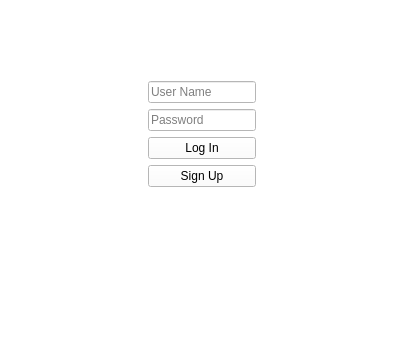
This is LogInWindow.ui in Tomkode/RedditClone as Qt 5 draws it before an edit. The edited form follows.
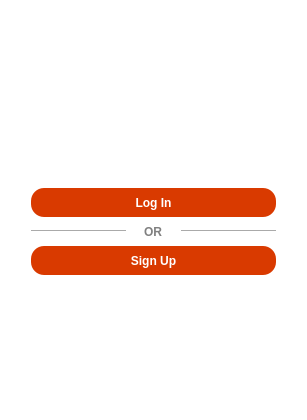
This is the edited form. Icons and pictures are not drawn.

```diff
--- a/LogInWindow.ui
+++ b/LogInWindow.ui
@@ -6,14 +6,20 @@
    <rect>
     <x>0</x>
     <y>0</y>
-    <width>404</width>
-    <height>356</height>
+    <width>307</width>
+    <height>420</height>
    </rect>
   </property>
   <property name="minimumSize">
    <size>
-    <width>400</width>
-    <height>300</height>
+    <width>307</width>
+    <height>420</height>
+   </size>
+  </property>
+  <property name="maximumSize">
+   <size>
+    <width>307</width>
+    <height>420</height>
    </size>
   </property>
   <property name="windowTitle">
@@ -23,7 +29,7 @@
    <string notr="true">background-color: rgb(255, 255, 255);</string>
   </property>
   <widget class="QWidget" name="centralWidget">
-   <layout class="QHBoxLayout" name="horizontalLayout_2">
+   <layout class="QVBoxLayout" name="verticalLayout_4">
     <item>
      <layout class="QHBoxLayout" name="horizontalLayout">
       <item>
@@ -31,9 +37,12 @@
         <property name="orientation">
          <enum>Qt::Horizontal</enum>
         </property>
+        <property name="sizeType">
+         <enum>QSizePolicy::Fixed</enum>
+        </property>
         <property name="sizeHint" stdset="0">
          <size>
-          <width>138</width>
+          <width>20</width>
           <height>20</height>
          </size>
         </property>
@@ -42,7 +51,29 @@
       <item>
        <layout class="QVBoxLayout" name="verticalLayout_2">
         <item>
+         <spacer name="verticalSpacer_3">
+          <property name="orientation">
+           <enum>Qt::Vertical</enum>
+          </property>
+          <property name="sizeType">
+           <enum>QSizePolicy::Fixed</enum>
+          </property>
+          <property name="sizeHint" stdset="0">
+           <size>
+            <width>15</width>
+            <height>25</height>
+           </size>
+          </property>
+         </spacer>
+        </item>
+        <item alignment="Qt::AlignHCenter">
          <widget class="QLabel" name="logoLabel">
+          <property name="minimumSize">
+           <size>
+            <width>220</width>
+            <height>0</height>
+           </size>
+          </property>
           <property name="maximumSize">
            <size>
             <width>200</width>
@@ -70,63 +101,16 @@
             <property name="sizeHint" stdset="0">
              <size>
               <width>20</width>
-              <height>50</height>
+              <height>20</height>
              </size>
             </property>
            </spacer>
           </item>
           <item>
-           <widget class="QLineEdit" name="userNameLineEdit">
-            <property name="text">
-             <string/>
-            </property>
-            <property name="placeholderText">
-             <string>User Name</string>
-            </property>
-           </widget>
+           <layout class="QVBoxLayout" name="lineEditLayout"/>
           </item>
           <item>
-           <widget class="QLineEdit" name="passwordLineEdit">
-            <property name="text">
-             <string/>
-            </property>
-            <property name="placeholderText">
-             <string>Password</string>
-            </property>
-           </widget>
-          </item>
-          <item>
-           <widget class="QPushButton" name="logInButton">
-            <property name="text">
-             <string>Log In</string>
-            </property>
-           </widget>
-          </item>
-          <item>
-           <widget class="QPushButton" name="signUpButton">
-            <property name="text">
-             <string>Sign Up</string>
-            </property>
-           </widget>
-          </item>
-          <item>
-           <widget class="QLabel" name="errorLabel">
-            <property name="minimumSize">
-             <size>
-              <width>0</width>
-              <height>50</height>
-             </size>
-            </property>
-            <property name="text">
-             <string/>
-            </property>
-            <property name="wordWrap">
-             <bool>true</bool>
-            </property>
-           </widget>
-          </item>
-          <item>
-           <spacer name="verticalSpacer">
+           <spacer name="verticalSpacer_4">
             <property name="orientation">
              <enum>Qt::Vertical</enum>
             </property>
@@ -138,6 +122,134 @@
             </property>
            </spacer>
           </item>
+          <item>
+           <layout class="QVBoxLayout" name="buttonsLayout">
+            <item>
+             <widget class="QPushButton" name="logInButton">
+              <property name="minimumSize">
+               <size>
+                <width>0</width>
+                <height>29</height>
+               </size>
+              </property>
+              <property name="styleSheet">
+               <string notr="true">QPushButton {
+    background-color:#d93a00; /* Set the background color */
+    color: white; /* Set the text color */
+	border: none;
+    border-radius: 13px;
+	font-size: 12px;
+	font-weight: bold;
+}</string>
+              </property>
+              <property name="text">
+               <string>Log In</string>
+              </property>
+             </widget>
+            </item>
+            <item>
+             <layout class="QHBoxLayout" name="horizontalLayout_2">
+              <item>
+               <widget class="Line" name="line_2">
+                <property name="minimumSize">
+                 <size>
+                  <width>95</width>
+                  <height>1</height>
+                 </size>
+                </property>
+                <property name="maximumSize">
+                 <size>
+                  <width>120</width>
+                  <height>16777215</height>
+                 </size>
+                </property>
+                <property name="orientation">
+                 <enum>Qt::Horizontal</enum>
+                </property>
+               </widget>
+              </item>
+              <item alignment="Qt::AlignHCenter">
+               <widget class="QLabel" name="label">
+                <property name="minimumSize">
+                 <size>
+                  <width>0</width>
+                  <height>17</height>
+                 </size>
+                </property>
+                <property name="styleSheet">
+                 <string notr="true">QLabel
+{
+color:#808080;
+	font-weight: bold;
+}</string>
+                </property>
+                <property name="text">
+                 <string>OR</string>
+                </property>
+               </widget>
+              </item>
+              <item>
+               <widget class="Line" name="line">
+                <property name="minimumSize">
+                 <size>
+                  <width>95</width>
+                  <height>0</height>
+                 </size>
+                </property>
+                <property name="maximumSize">
+                 <size>
+                  <width>100</width>
+                  <height>16777215</height>
+                 </size>
+                </property>
+                <property name="orientation">
+                 <enum>Qt::Horizontal</enum>
+                </property>
+               </widget>
+              </item>
+             </layout>
+            </item>
+            <item>
+             <widget class="QPushButton" name="signUpButton">
+              <property name="minimumSize">
+               <size>
+                <width>0</width>
+                <height>29</height>
+               </size>
+              </property>
+              <property name="styleSheet">
+               <string notr="true">QPushButton {
+    background-color:#d93a00; /* Set the background color */
+    color: white; /* Set the text color */
+	border: none;
+    border-radius: 13px;
+	font-size: 12px;
+	font-weight: bold;
+}</string>
+              </property>
+              <property name="text">
+               <string>Sign Up</string>
+              </property>
+             </widget>
+            </item>
+           </layout>
+          </item>
+          <item>
+           <spacer name="verticalSpacer">
+            <property name="orientation">
+             <enum>Qt::Vertical</enum>
+            </property>
+            <property name="sizeType">
+             <enum>QSizePolicy::Expanding</enum>
+            </property>
+            <property name="sizeHint" stdset="0">
+             <size>
+              <width>20</width>
+              <height>100</height>
+             </size>
+            </property>
+           </spacer>
+          </item>
          </layout>
         </item>
        </layout>
@@ -147,9 +259,12 @@
         <property name="orientation">
          <enum>Qt::Horizontal</enum>
         </property>
+        <property name="sizeType">
+         <enum>QSizePolicy::Fixed</enum>
+        </property>
         <property name="sizeHint" stdset="0">
          <size>
-          <width>138</width>
+          <width>20</width>
           <height>20</height>
          </size>
         </property>
```
Left out of the diff: 3 changed lines with no effect on the pictures.
